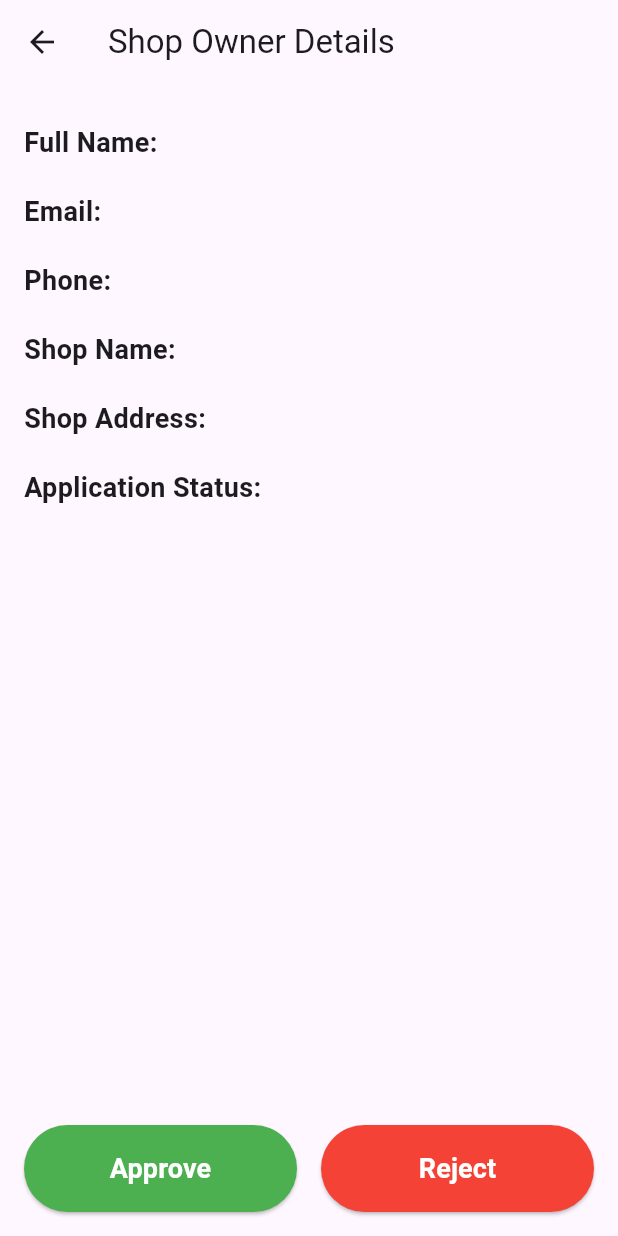
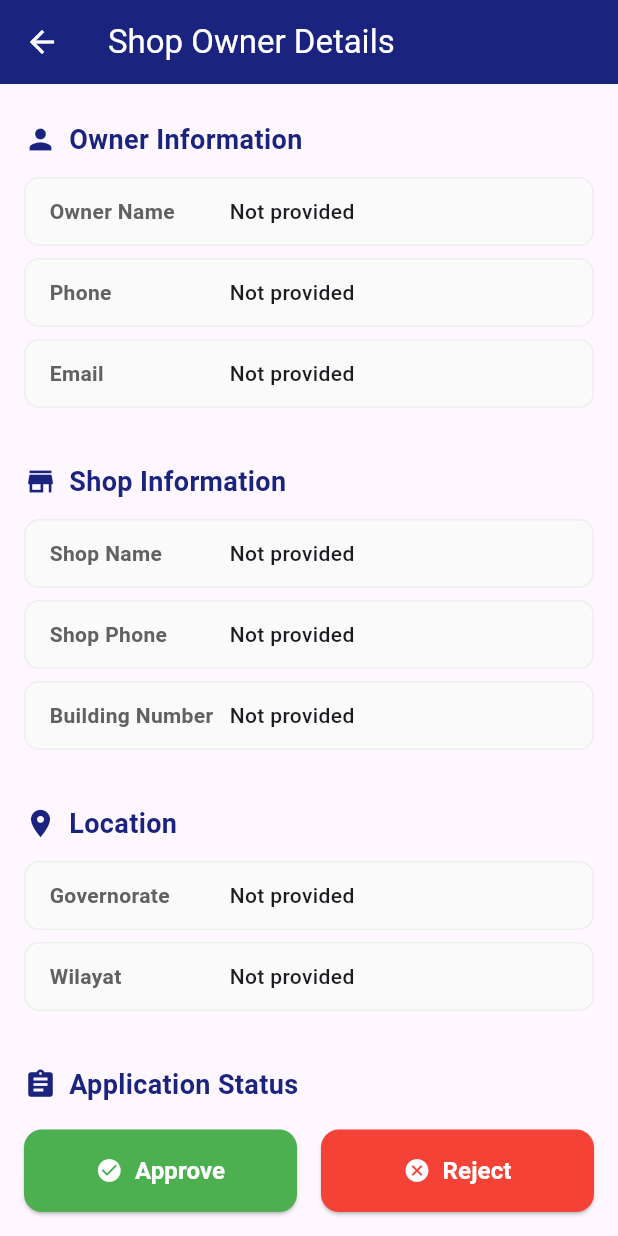
Before and after one commit to AYTALHINAI/dobi, a Flutter app: the ShopOwnerApplicantDetailPage screen opened directly with empty values, on a phone screen of 412 x 824 dp. Run offline on Flutter 3.47's test engine with Material 3 defaults, Android fonts, the phone set to English and light mode, and no system bars; our stand-ins replace cloud_firestore, firebase_auth, firebase_core, fluttertoast; missing offline and left inert: mailer; accounts and stored records are empty.

Commit message:
admin changes

```diff
--- a/lib/screens/admin/shopOwners/ShopOwnerApplicantDetailPage.dart
+++ b/lib/screens/admin/shopOwners/ShopOwnerApplicantDetailPage.dart
@@ -8,6 +8,7 @@ class ShopOwnerApplicantDetailPage extends StatelessWidget {
   @override
   Widget build(BuildContext context) {
     final dbService = DatabaseService();
+    const Color primaryDeep = Color(0xFF1A237E);
 
     void showNotification(String message, {Color color = Colors.green}) {
       ScaffoldMessenger.of(context).showSnackBar(
@@ -22,6 +23,8 @@ class ShopOwnerApplicantDetailPage extends StatelessWidget {
     return Scaffold(
       appBar: AppBar(
         title: const Text("Shop Owner Details"),
+        backgroundColor: primaryDeep,
+        foregroundColor: Colors.white,
         leading: IconButton(
           icon: const Icon(Icons.arrow_back),
           onPressed: () => Navigator.pop(context),
@@ -34,19 +37,45 @@ class ShopOwnerApplicantDetailPage extends StatelessWidget {
             Expanded(
               child: ListView(
                 children: [
-                  _infoRow("Full Name", ownerData['fullName']),
+                  // Owner Information Section
+                  _sectionHeader("Owner Information", Icons.person),
+                  _infoRow("Owner Name", ownerData['ownerName']),
+                  _infoRow("Phone", ownerData['phone']),
                   _infoRow("Email", ownerData['email']),
-                  _infoRow("Phone", ownerData['phone']),
+
+                  const SizedBox(height: 20),
+
+                  // Shop Information Section
+                  _sectionHeader("Shop Information", Icons.store),
                   _infoRow("Shop Name", ownerData['shopName']),
-                  _infoRow("Shop Address", ownerData['shopAddress']),
-                  _infoRow("Application Status", ownerData['applicationStatus']),
+                  _infoRow("Shop Phone", ownerData['shopPhone']),
+                  _infoRow("Building Number", ownerData['shopAddress']),
+
+                  const SizedBox(height: 20),
+
+                  // Location Section
+                  _sectionHeader("Location", Icons.location_on),
+                  _infoRow("Governorate", ownerData['governorate']),
+                  _infoRow("Wilayat", ownerData['wilayat']),
+
+                  const SizedBox(height: 20),
+
+                  // Status Section
+                  _sectionHeader("Application Status", Icons.assignment),
+                  _statusChip(ownerData['applicationStatus']),
                 ],
               ),
             ),
+            const SizedBox(height: 16),
             Row(
               children: [
                 Expanded(
-                  child: ElevatedButton(
+                  child: ElevatedButton.icon(
+                    icon: const Icon(Icons.check_circle, color: Colors.white),
+                    label: const Text(
+                      "Approve",
+                      style: TextStyle(color: Colors.white, fontSize: 16, fontWeight: FontWeight.bold),
+                    ),
                     onPressed: () async {
                       await dbService.updateShopOwnerStatus(ownerData['uid'], "approved");
                       showNotification("Shop Owner approved successfully!", color: Colors.green);
@@ -55,28 +84,27 @@ class ShopOwnerApplicantDetailPage extends StatelessWidget {
                     style: ElevatedButton.styleFrom(
                       backgroundColor: Colors.green,
                       padding: const EdgeInsets.symmetric(vertical: 16),
-                    ),
-                    child: const Text(
-                      "Approve",
-                      style: TextStyle(color: Colors.white, fontSize: 18, fontWeight: FontWeight.bold),
+                      shape: RoundedRectangleBorder(borderRadius: BorderRadius.circular(12)),
                     ),
                   ),
                 ),
                 const SizedBox(width: 16),
                 Expanded(
-                  child: ElevatedButton(
+                  child: ElevatedButton.icon(
+                    icon: const Icon(Icons.cancel, color: Colors.white),
+                    label: const Text(
+                      "Reject",
+                      style: TextStyle(color: Colors.white, fontSize: 16, fontWeight: FontWeight.bold),
+                    ),
                     onPressed: () async {
                       await dbService.updateShopOwnerStatus(ownerData['uid'], "rejected");
-                      showNotification("Shop Owner rejected successfully!", color: Colors.red);
+                      showNotification("Shop Owner rejected.", color: Colors.red);
                       Navigator.pop(context);
                     },
                     style: ElevatedButton.styleFrom(
                       backgroundColor: Colors.red,
                       padding: const EdgeInsets.symmetric(vertical: 16),
-                    ),
-                    child: const Text(
-                      "Reject",
-                      style: TextStyle(color: Colors.white, fontSize: 18, fontWeight: FontWeight.bold),
+                      shape: RoundedRectangleBorder(borderRadius: BorderRadius.circular(12)),
                     ),
                   ),
                 ),
@@ -88,23 +116,113 @@ class ShopOwnerApplicantDetailPage extends StatelessWidget {
     );
   }
 
+  Widget _sectionHeader(String title, IconData icon) {
+    return Padding(
+      padding: const EdgeInsets.only(bottom: 12, top: 8),
+      child: Row(
+        children: [
+          Icon(icon, color: const Color(0xFF1A237E), size: 22),
+          const SizedBox(width: 8),
+          Text(
+            title,
+            style: const TextStyle(
+              fontSize: 18,
+              fontWeight: FontWeight.bold,
+              color: Color(0xFF1A237E),
+            ),
+          ),
+        ],
+      ),
+    );
+  }
+
   Widget _infoRow(String label, String? value) {
-    return Padding(
-      padding: const EdgeInsets.symmetric(vertical: 10),
+    return Container(
+      padding: const EdgeInsets.symmetric(vertical: 12, horizontal: 16),
+      margin: const EdgeInsets.only(bottom: 8),
+      decoration: BoxDecoration(
+        color: Colors.grey.shade50,
+        borderRadius: BorderRadius.circular(10),
+        border: Border.all(color: Colors.grey.shade200),
+      ),
       child: Row(
         crossAxisAlignment: CrossAxisAlignment.start,
         children: [
-          Text(
-            "$label: ",
-            style: const TextStyle(
-              fontWeight: FontWeight.bold,
-              fontSize: 18,
+          SizedBox(
+            width: 120,
+            child: Text(
+              label,
+              style: TextStyle(
+                fontWeight: FontWeight.w600,
+                fontSize: 14,
+                color: Colors.grey.shade700,
+              ),
             ),
           ),
           Expanded(
             child: Text(
-              value ?? "",
-              style: const TextStyle(fontSize: 18),
+              value?.isNotEmpty == true ? value! : "Not provided",
+              style: const TextStyle(fontSize: 14, fontWeight: FontWeight.w500),
+            ),
+          ),
+        ],
+      ),
+    );
+  }
+
+  Widget _statusChip(String? status) {
+    Color chipColor;
+    String displayStatus = status ?? "Unknown";
+
+    switch (status?.toLowerCase()) {
+      case 'pending':
+        chipColor = Colors.orange;
+        break;
+      case 'approved':
+        chipColor = Colors.green;
+        break;
+      case 'rejected':
+        chipColor = Colors.red;
+        break;
+      default:
+        chipColor = Colors.grey;
+    }
+
+    return Container(
+      padding: const EdgeInsets.symmetric(vertical: 12, horizontal: 16),
+      margin: const EdgeInsets.only(bottom: 8),
+      decoration: BoxDecoration(
+        color: Colors.grey.shade50,
+        borderRadius: BorderRadius.circular(10),
+        border: Border.all(color: Colors.grey.shade200),
+      ),
+      child: Row(
+        children: [
+          SizedBox(
+            width: 120,
+            child: Text(
+              "Status",
+              style: TextStyle(
+                fontWeight: FontWeight.w600,
+                fontSize: 14,
+                color: Colors.grey.shade700,
+              ),
+            ),
+          ),
+          Container(
+            padding: const EdgeInsets.symmetric(horizontal: 12, vertical: 6),
+            decoration: BoxDecoration(
+              color: chipColor.withOpacity(0.1),
+              borderRadius: BorderRadius.circular(20),
+              border: Border.all(color: chipColor),
+            ),
+            child: Text(
+              displayStatus.toUpperCase(),
+              style: TextStyle(
+                color: chipColor,
+                fontWeight: FontWeight.bold,
+                fontSize: 12,
+              ),
             ),
           ),
         ],
--- a/lib/screens/admin/shopOwners/ShopOwnerApplicantsPage.dart
+++ b/lib/screens/admin/shopOwners/ShopOwnerApplicantsPage.dart
@@ -51,13 +51,32 @@ class _ShopOwnerApplicantsPageState extends State<ShopOwnerApplicantsPage> {
         itemBuilder: (context, index) {
           var owner = applicants[index];
           return ListTile(
-            tileColor: Colors.grey.shade300,
+            tileColor: Colors.grey.shade100,
             shape: RoundedRectangleBorder(
               borderRadius: BorderRadius.circular(12),
             ),
-            title: Text(owner['fullName'] ?? "No Name"),
-            subtitle: Text(owner['email'] ?? ""),
-            trailing: const Icon(Icons.arrow_forward),
+            leading: CircleAvatar(
+              backgroundColor: const Color(0xFF1A237E),
+              child: Text(
+                (owner['ownerName'] ?? 'S')[0].toUpperCase(),
+                style: const TextStyle(color: Colors.white, fontWeight: FontWeight.bold),
+              ),
+            ),
+            title: Text(
+              owner['shopName'] ?? "No Shop Name",
+              style: const TextStyle(fontWeight: FontWeight.bold),
+            ),
+            subtitle: Column(
+              crossAxisAlignment: CrossAxisAlignment.start,
+              children: [
+                Text(owner['ownerName'] ?? "No Owner Name"),
+                Text(
+                  "${owner['governorate'] ?? ''}, ${owner['wilayat'] ?? ''}",
+                  style: TextStyle(fontSize: 12, color: Colors.grey.shade600),
+                ),
+              ],
+            ),
+            trailing: const Icon(Icons.arrow_forward_ios, size: 16),
             onTap: () {
               Navigator.pushNamed(
                 context,
```
